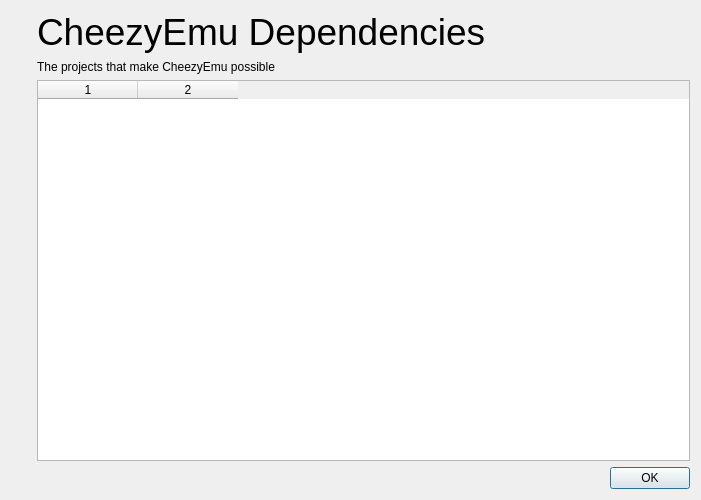
The window that src/yuzu/deps_dialog.ui (fritcheelii/fritcheelii) describes before a commit, drawn with Qt 5.
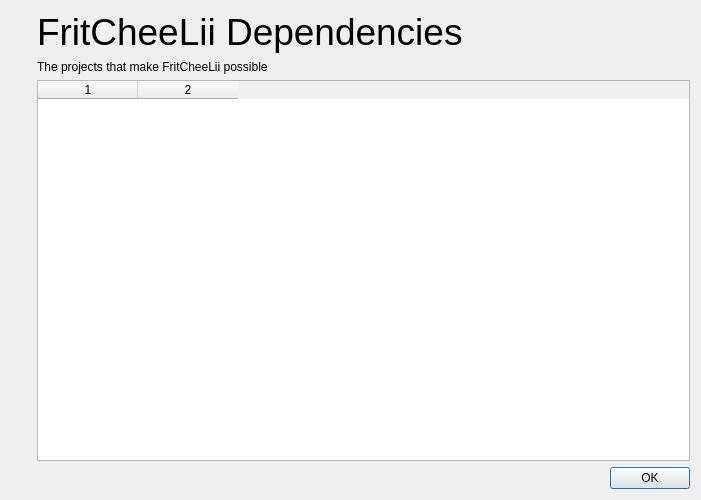
The same window after the commit. Icons and pictures are not drawn.

Commit message: FritCheeLii v4.2: 3-tier FPS defaults, Restore Default Settings, short tooltips, clean menus, OoT FSR restart prompt, full FritCheeLii branding

```diff
--- a/src/yuzu/deps_dialog.ui
+++ b/src/yuzu/deps_dialog.ui
@@ -69,7 +69,7 @@
           </sizepolicy>
          </property>
          <property name="text">
-          <string>&lt;html&gt;&lt;head/&gt;&lt;body&gt;&lt;p&gt;&lt;span style=&quot; font-size:28pt;&quot;&gt;CheezyEmu Dependencies&lt;/span&gt;&lt;/p&gt;&lt;/body&gt;&lt;/html&gt;</string>
+          <string>&lt;html&gt;&lt;head/&gt;&lt;body&gt;&lt;p&gt;&lt;span style=&quot; font-size:28pt;&quot;&gt;FritCheeLii Dependencies&lt;/span&gt;&lt;/p&gt;&lt;/body&gt;&lt;/html&gt;</string>
          </property>
         </widget>
        </item>
@@ -82,7 +82,7 @@
           </sizepolicy>
          </property>
          <property name="text">
-        <string>&lt;html&gt;&lt;head/&gt;&lt;body&gt;&lt;p&gt;The projects that make CheezyEmu possible&lt;/p&gt;&lt;/body&gt;&lt;/html&gt;</string>
+        <string>&lt;html&gt;&lt;head/&gt;&lt;body&gt;&lt;p&gt;The projects that make FritCheeLii possible&lt;/p&gt;&lt;/body&gt;&lt;/html&gt;</string>
          </property>
         </widget>
        </item>
```
Left out of the diff: 2 changed lines with no effect on the pictures. The commit also changes 32 other files.
